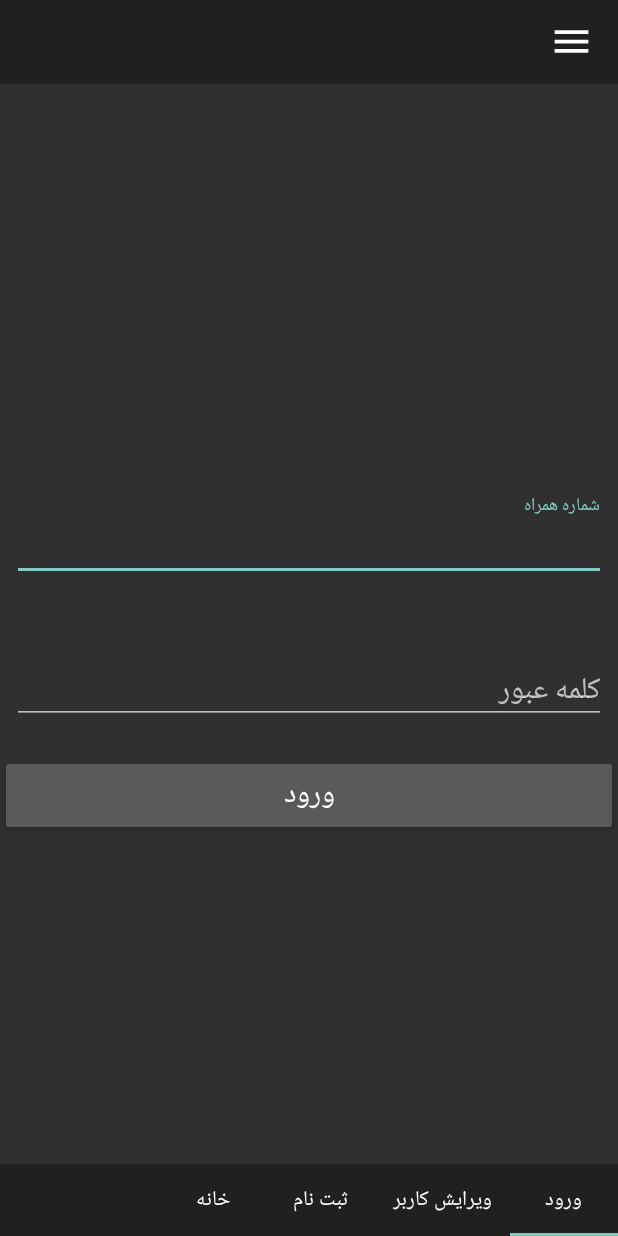
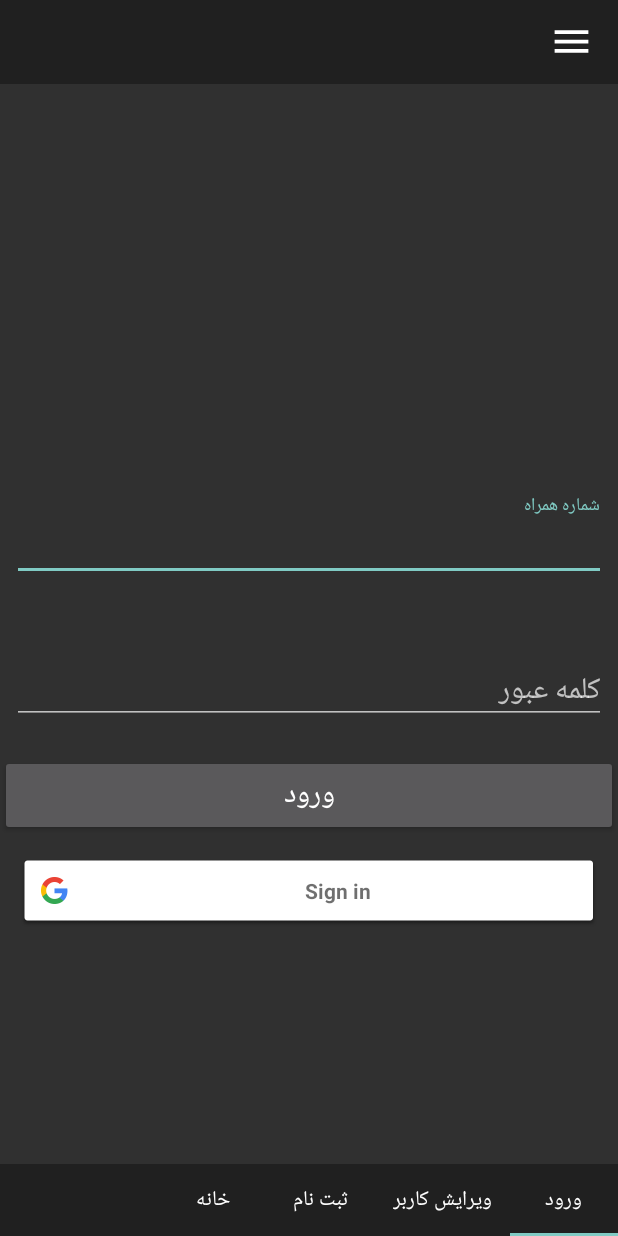
Before and after one commit to ahmader68/KalaBean, an Android app: the screen it shows after launch (MainActivity), on a phone screen of 412 x 824 dp. Run offline under Robolectric (Android 15) with nearby library versions, the phone set to English and light mode, and no system bars; our stand-ins replace Picasso, RxJava; libraries missing offline, so code that uses them is left out: com.tiper; pictures from the network do not load; 4 statements that could not run were skipped.

Commit message:
Just for Fun

```diff
--- a/app/build.gradle
+++ b/app/build.gradle
@@ -19,11 +19,11 @@ android {
 }
 dependencies {
     implementation fileTree(dir: 'libs', include: ['*.jar'])
-    implementation 'androidx.appcompat:appcompat:1.0.0'
+    implementation 'androidx.appcompat:appcompat:1.0.2'
     implementation 'androidx.constraintlayout:constraintlayout:1.1.3'
     testImplementation 'junit:junit:4.12'
-    androidTestImplementation 'androidx.test:runner:1.1.0'
-    androidTestImplementation 'androidx.test.espresso:espresso-core:3.1.0'
+    androidTestImplementation 'androidx.test:runner:1.2.0'
+    androidTestImplementation 'androidx.test.espresso:espresso-core:3.2.0'
     implementation 'com.google.code.gson:gson:2.8.5'
     implementation 'io.reactivex.rxjava2:rxjava:2.1.9'
     implementation 'io.reactivex.rxjava2:rxandroid:2.0.2'
@@ -37,4 +37,5 @@ dependencies {
     implementation 'de.hdodenhof:circleimageview:3.0.0'
     implementation 'com.squareup.okhttp3:logging-interceptor:3.2.0'
     implementation 'com.google.code.gson:gson:2.8.5'
+    implementation 'com.google.android.gms:play-services-auth:17.0.0'
 }
--- a/app/src/main/java/com/intek/kalabean/Login/LoginFragment.java
+++ b/app/src/main/java/com/intek/kalabean/Login/LoginFragment.java
@@ -4,6 +4,8 @@ import android.content.Context;
 import android.os.Bundle;
 import androidx.annotation.Nullable;
 import androidx.constraintlayout.widget.ConstraintLayout;
+
+import com.google.android.gms.common.SignInButton;
 import com.google.android.material.textfield.TextInputEditText;
 import com.google.android.material.textfield.TextInputLayout;
 import android.view.View;
@@ -20,6 +22,7 @@ public class LoginFragment extends BaseFragment implements LoginContract.View {
     TextInputLayout tilFragmentLoginPassword;
     TextInputEditText edtFragmentLoginUsername;
     TextInputEditText edtFragmentLoginPassword;
+    SignInButton btnFragmentLogingLogin;
     Button btnFragmentLoginLogin;
     ConstraintLayout conLogin;
     User user;
--- a/app/src/main/res/layout/fragment_login.xml
+++ b/app/src/main/res/layout/fragment_login.xml
@@ -1,10 +1,10 @@
 <?xml version="1.0" encoding="utf-8"?>
 <androidx.constraintlayout.widget.ConstraintLayout xmlns:android="http://schemas.android.com/apk/res/android"
     xmlns:app="http://schemas.android.com/apk/res-auto"
+    android:id="@+id/con_fragmentLogin_mainLayout"
     android:layout_width="match_parent"
     android:layout_height="match_parent"
-    android:layoutDirection="rtl"
-    android:id="@+id/con_fragmentLogin_mainLayout">
+    android:layoutDirection="rtl">
 
     <androidx.constraintlayout.widget.Guideline
         android:id="@+id/gl_fragmentLogin_center"
@@ -37,26 +37,38 @@
         android:layout_width="match_parent"
         android:layout_height="wrap_content"
         android:layout_margin="8dp"
+        app:errorEnabled="true"
         app:layout_constraintEnd_toEndOf="parent"
         app:layout_constraintStart_toStartOf="parent"
-        app:layout_constraintTop_toBottomOf="@id/gl_fragmentLogin_center"
-        app:errorEnabled="true">
+        app:layout_constraintTop_toBottomOf="@id/gl_fragmentLogin_center">
+
         <com.google.android.material.textfield.TextInputEditText
             android:id="@+id/edt_fragmentLogin_password"
             android:layout_width="match_parent"
             android:layout_height="wrap_content"
             android:hint="@string/edt_fragmentLogin_password"
-            android:textSize="20sp"
-            android:inputType="textPassword"/>
+            android:inputType="textPassword"
+            android:textSize="20sp" />
 
     </com.google.android.material.textfield.TextInputLayout>
+
     <Button
         android:id="@+id/btn_fragmentLogin_login"
         android:layout_width="match_parent"
         android:layout_height="wrap_content"
+        android:text="@string/btn_fragmentLogin_login"
+        android:textSize="20sp"
+        app:layout_constraintEnd_toEndOf="parent"
         app:layout_constraintStart_toStartOf="parent"
+        app:layout_constraintTop_toBottomOf="@id/til_fragmentLogin_password" />
+
+    <com.google.android.gms.common.SignInButton
+        android:id="@+id/btn_fragmentLogin_gLogin"
+        android:layout_width="match_parent"
+        android:layout_height="wrap_content"
         app:layout_constraintEnd_toEndOf="parent"
-        app:layout_constraintTop_toBottomOf="@id/til_fragmentLogin_password"
-        android:text="@string/btn_fragmentLogin_login"
-        android:textSize="20sp"/>
+        app:layout_constraintStart_toStartOf="parent"
+        android:layout_margin="8dp"
+        android:padding="4dp"
+        app:layout_constraintTop_toBottomOf="@id/btn_fragmentLogin_login" />
 </androidx.constraintlayout.widget.ConstraintLayout>
```
